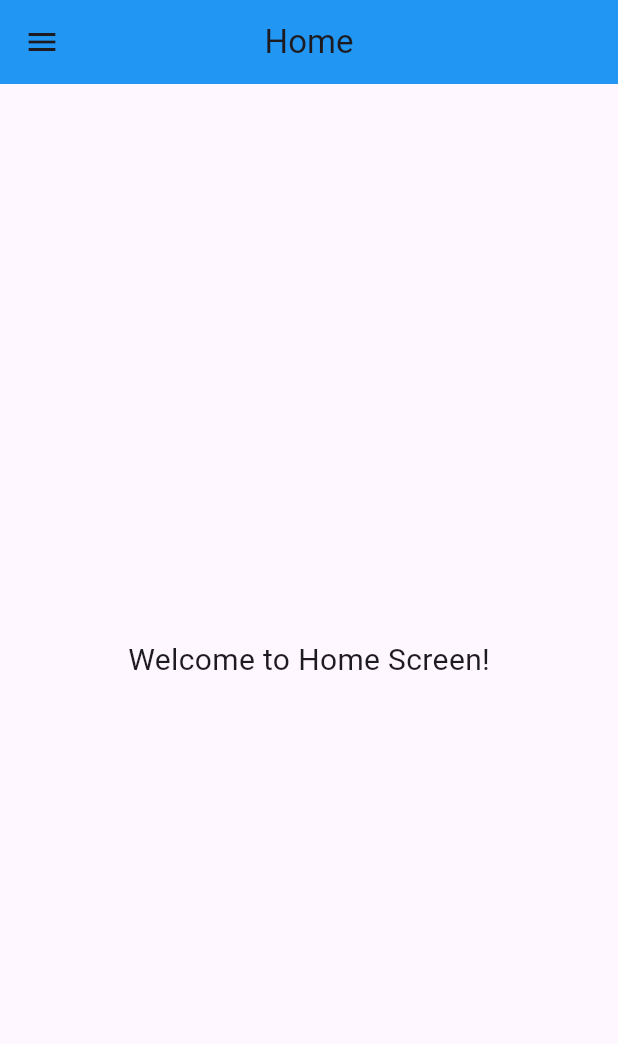
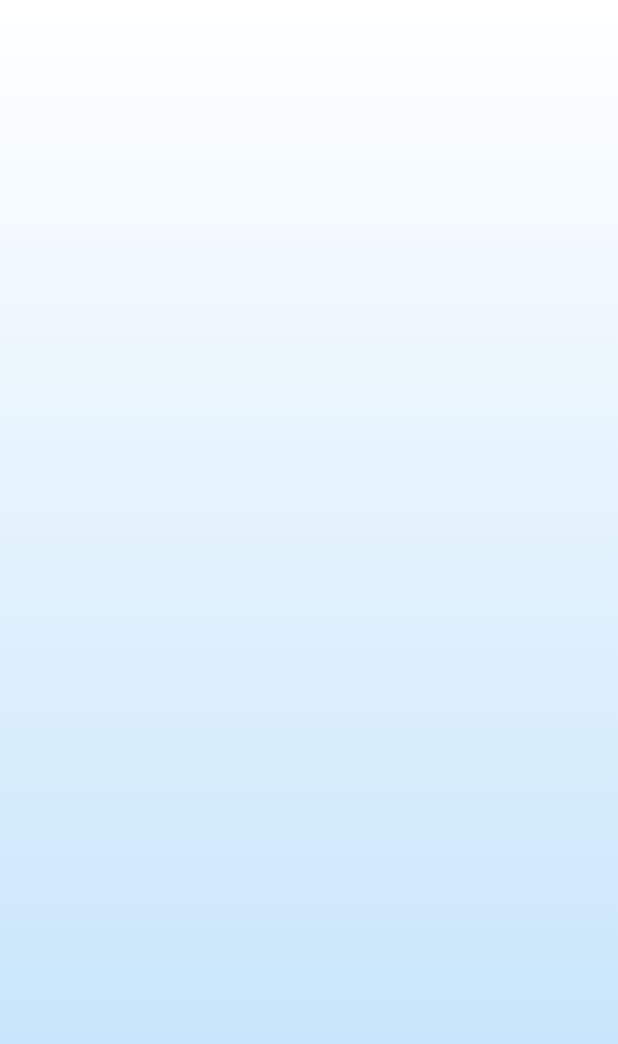
Before and after one commit to PrajwolKhadka/adaptive_quiz, a Flutter app: the HomeScreen screen opened directly, on a phone screen of 412 x 824 dp. Shown: the top 1044 px of the screen. Run offline on Flutter 3.47's test engine with Material 3 defaults, Android fonts, the phone set to English and light mode, and no system bars; our stand-ins replace animated_splash_screen, lottie.

Commit message:
Initial commit for homepage

```diff
--- a/lib/screens/homepage_screen.dart
+++ b/lib/screens/homepage_screen.dart
@@ -1,3 +1,4 @@
+import 'package:adaptive_quiz/common/navigation_bar.dart';
 import 'package:flutter/material.dart';
 
 class HomeScreen extends StatefulWidget {
@@ -8,47 +9,25 @@ class HomeScreen extends StatefulWidget {
 }
 
 class _HomeScreenState extends State<HomeScreen> {
+
   @override
   Widget build(BuildContext context) {
     return Scaffold(
-      appBar: AppBar(
-        title: const Text("Home"),
-        centerTitle: true,
-        backgroundColor: Colors.blue,
-      ),
-      drawer: Drawer(
-        child: ListView(
-          padding: EdgeInsets.zero,
-          children: const [
-            DrawerHeader(
-              decoration: BoxDecoration(
-                color: Colors.blue,
-              ),
-              child: Text(
-                "Menu",
-                style: TextStyle(
-                  color: Colors.white,
-                  fontSize: 24,
-                ),
-              ),
-            ),
-            ListTile(
-              leading: Icon(Icons.home),
-              title: Text("Home"),
-            ),
-            ListTile(
-              leading: Icon(Icons.settings),
-              title: Text("Settings"),
-            ),
-          ],
+      body: Container(
+        width: double.infinity,
+        height: double.infinity,
+        decoration: const BoxDecoration(
+          gradient: LinearGradient(
+            begin: Alignment.topCenter,
+            end: Alignment.bottomCenter,
+            colors: [
+              Color(0xFFFFFFFF),
+              Color(0xFFBEE1FA),
+            ],
+          ),
         ),
       ),
-      body: const Center(
-        child: Text(
-          "Welcome to Home Screen!",
-          style: TextStyle(fontSize: 20),
-        ),
-      ),
+
     );
   }
 }
```
Also changed, not shown: lib/common/navigation_bar.dart (added, +76 -0 lines), lib/screens/main_screen.dart (added, +57 -0 lines).
